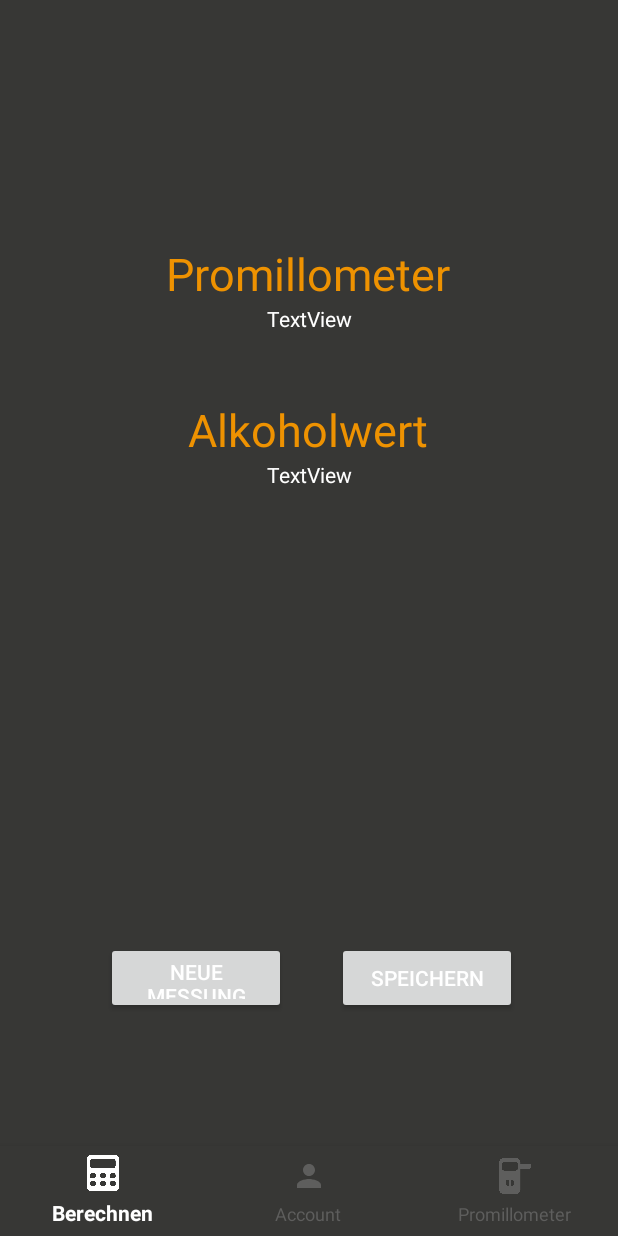
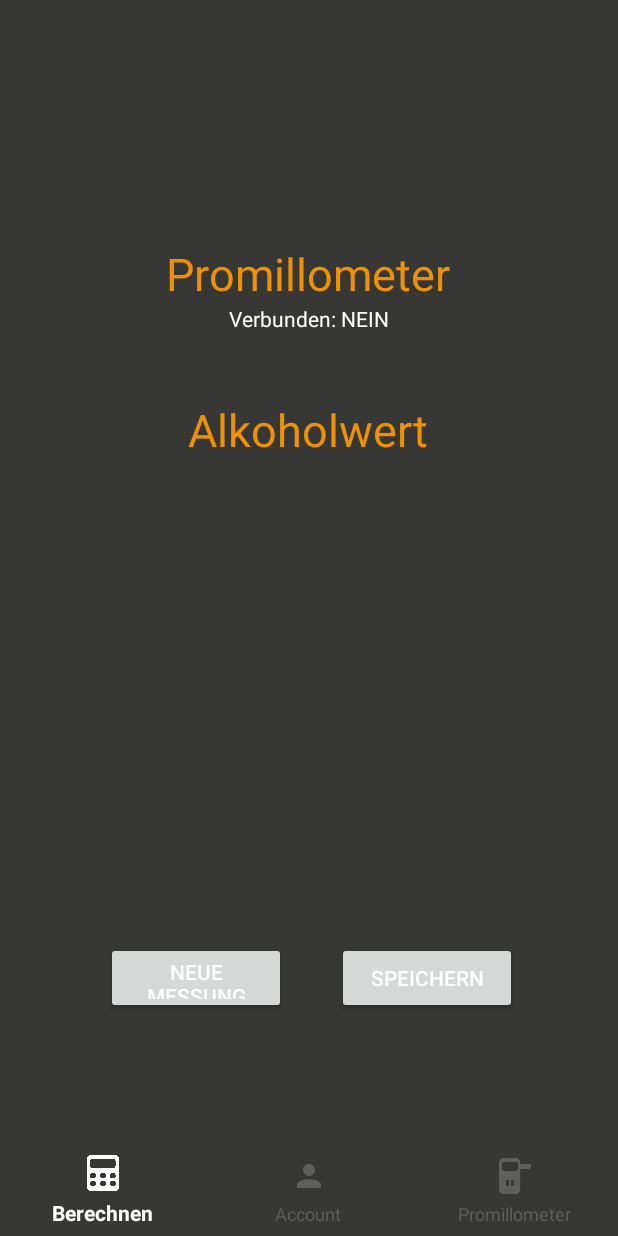
Before and after one commit to cbachl/AndroidApp, an Android app: the fragment Main_Promillometer_Start_Screen placed in its activity, on a phone screen of 412 x 824 dp. Run offline under Robolectric (Android 15) with nearby library versions, the phone set to English and light mode, and no system bars; our stand-ins replace Firebase (no records; nobody signed in at launch, a user with empty details on screens opened directly); libraries missing offline, so code that uses them is left out: me.aflak.arduino; 4 statements that could not run were skipped.

Commit message:
Design Updates & Implementation of Promillometer Adapter

```diff
--- a/app/src/main/java/at/fhooe/mc/android/applicationandroid/Main_Promillometer_Start_Screen.java
+++ b/app/src/main/java/at/fhooe/mc/android/applicationandroid/Main_Promillometer_Start_Screen.java
@@ -46,6 +46,7 @@ public class Main_Promillometer_Start_Screen extends Fragment implements View.On
         tv_connected = view.findViewById(R.id.promillometer_connected_Tv);
         tv_connected.setText("Verbunden: NEIN");
         tv_value = view.findViewById(R.id.promillometer_value_Tv);
+        tv_value.setText("");
 
         if(connected){
 
@@ -59,8 +60,7 @@ public class Main_Promillometer_Start_Screen extends Fragment implements View.On
         b.setOnClickListener(this);
 
 
-        // Inflate the layout for this fragment
-        return inflater.inflate(R.layout.fragment_main_promillometer, container, false);
+        return view;
     }
 
 
--- a/app/src/main/res/layout/fragment_main_promillometer.xml
+++ b/app/src/main/res/layout/fragment_main_promillometer.xml
@@ -64,7 +64,6 @@
         android:id="@+id/promillometer_connected_Tv"
         android:layout_width="wrap_content"
         android:layout_height="wrap_content"
-        android:text="TextView"
         android:textColor="#FFFFFF"
         app:layout_constraintEnd_toEndOf="parent"
         app:layout_constraintStart_toStartOf="parent"
@@ -74,7 +73,6 @@
         android:id="@+id/promillometer_value_Tv"
         android:layout_width="wrap_content"
         android:layout_height="wrap_content"
-        android:text="TextView"
         android:textColor="#FFFFFF"
         app:layout_constraintEnd_toEndOf="parent"
         app:layout_constraintStart_toStartOf="parent"
```
